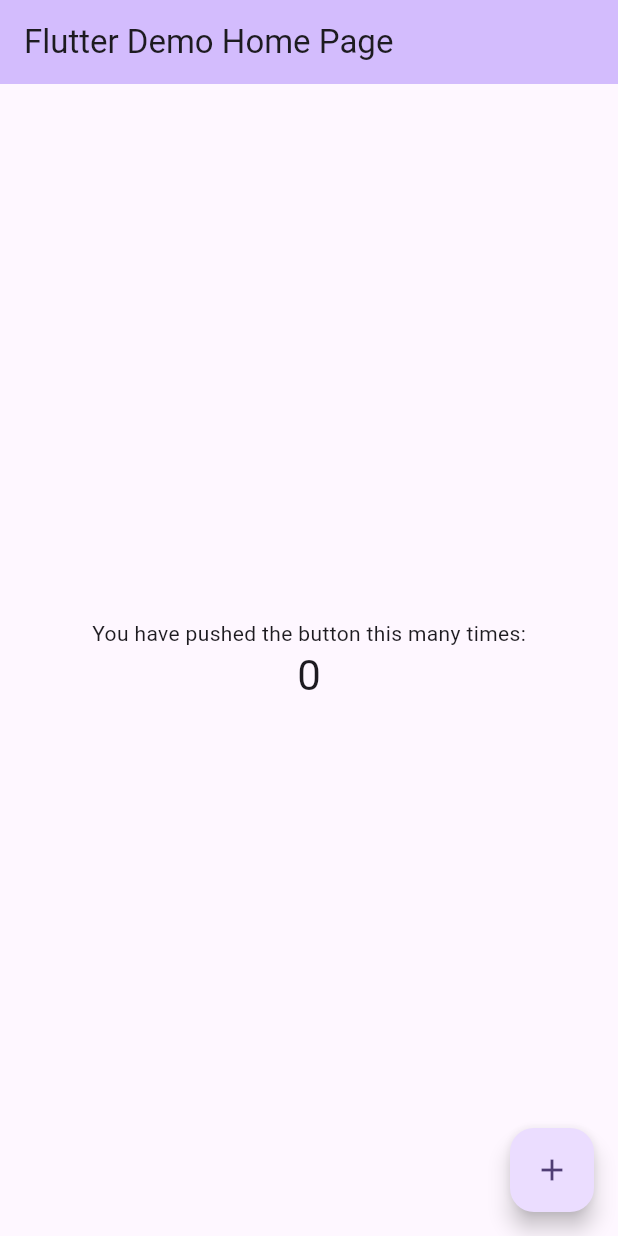
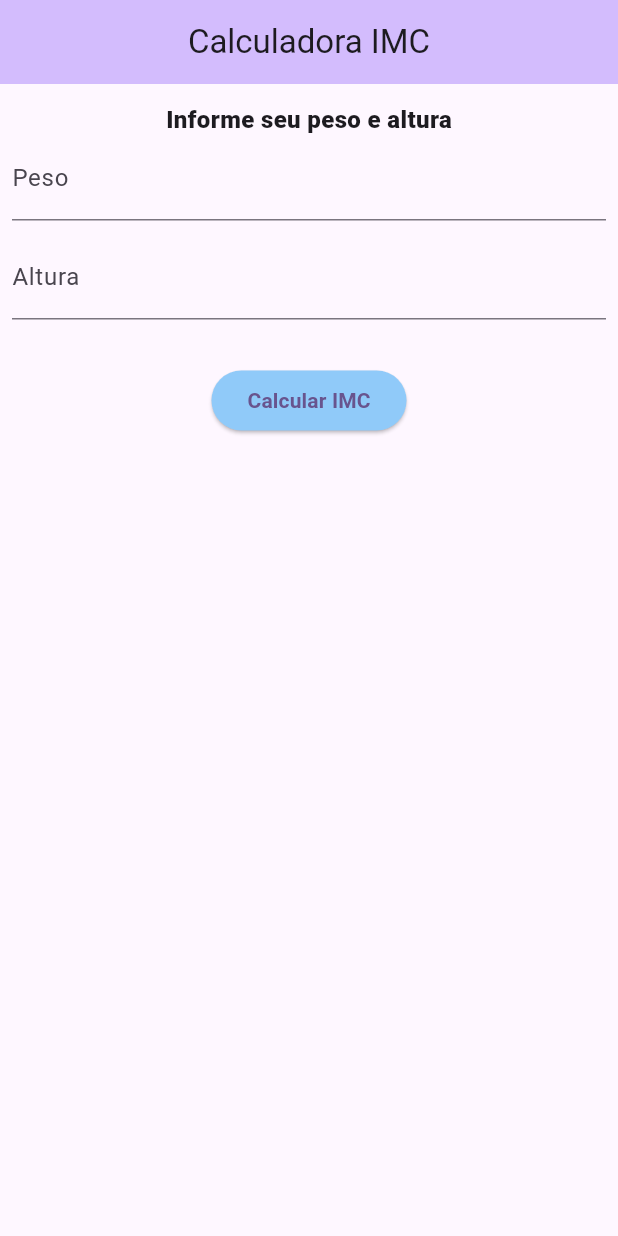
Before and after one commit to guilhermevanzinhoffmann/calculadora_imc_app, a Flutter app: the screen it shows after launch, on a phone screen of 412 x 824 dp. Run offline on Flutter 3.47's test engine with Material 2 defaults, Android fonts, the phone set to English and light mode, and no system bars.

Commit message:
feat: app para calcular imc concluído

```diff
--- a/lib/main.dart
+++ b/lib/main.dart
@@ -1,3 +1,4 @@
+import 'package:calculadora_imc_app/pages/home_page.dart';
 import 'package:flutter/material.dart';
 
 void main() {
@@ -11,115 +12,13 @@ class MyApp extends StatelessWidget {
   @override
   Widget build(BuildContext context) {
     return MaterialApp(
-      title: 'Flutter Demo',
+      debugShowCheckedModeBanner: false,
+      title: 'Calculadora IMC',
       theme: ThemeData(
-        // This is the theme of your application.
-        //
-        // TRY THIS: Try running your application with "flutter run". You'll see
-        // the application has a blue toolbar. Then, without quitting the app,
-        // try changing the seedColor in the colorScheme below to Colors.green
-        // and then invoke "hot reload" (save your changes or press the "hot
-        // reload" button in a Flutter-supported IDE, or press "r" if you used
-        // the command line to start the app).
-        //
-        // Notice that the counter didn't reset back to zero; the application
-        // state is not lost during the reload. To reset the state, use hot
-        // restart instead.
-        //
-        // This works for code too, not just values: Most code changes can be
-        // tested with just a hot reload.
         colorScheme: ColorScheme.fromSeed(seedColor: Colors.deepPurple),
         useMaterial3: true,
       ),
-      home: const MyHomePage(title: 'Flutter Demo Home Page'),
+      home: const HomePage(title: 'Calculadora IMC'),
     );
   }
 }
-
-class MyHomePage extends StatefulWidget {
-  const MyHomePage({super.key, required this.title});
-
-  // This widget is the home page of your application. It is stateful, meaning
-  // that it has a State object (defined below) that contains fields that affect
-  // how it looks.
-
-  // This class is the configuration for the state. It holds the values (in this
-  // case the title) provided by the parent (in this case the App widget) and
-  // used by the build method of the State. Fields in a Widget subclass are
-  // always marked "final".
-
-  final String title;
-
-  @override
-  State<MyHomePage> createState() => _MyHomePageState();
-}
-
-class _MyHomePageState extends State<MyHomePage> {
-  int _counter = 0;
-
-  void _incrementCounter() {
-    setState(() {
-      // This call to setState tells the Flutter framework that something has
-      // changed in this State, which causes it to rerun the build method below
-      // so that the display can reflect the updated values. If we changed
-      // _counter without calling setState(), then the build method would not be
-      // called again, and so nothing would appear to happen.
-      _counter++;
-    });
-  }
-
-  @override
-  Widget build(BuildContext context) {
-    // This method is rerun every time setState is called, for instance as done
-    // by the _incrementCounter method above.
-    //
-    // The Flutter framework has been optimized to make rerunning build methods
-    // fast, so that you can just rebuild anything that needs updating rather
-    // than having to individually change instances of widgets.
-    return Scaffold(
-      appBar: AppBar(
-        // TRY THIS: Try changing the color here to a specific color (to
-        // Colors.amber, perhaps?) and trigger a hot reload to see the AppBar
-        // change color while the other colors stay the same.
-        backgroundColor: Theme.of(context).colorScheme.inversePrimary,
-        // Here we take the value from the MyHomePage object that was created by
-        // the App.build method, and use it to set our appbar title.
-        title: Text(widget.title),
-      ),
-      body: Center(
-        // Center is a layout widget. It takes a single child and positions it
-        // in the middle of the parent.
-        child: Column(
-          // Column is also a layout widget. It takes a list of children and
-          // arranges them vertically. By default, it sizes itself to fit its
-          // children horizontally, and tries to be as tall as its parent.
-          //
-          // Column has various properties to control how it sizes itself and
-          // how it positions its children. Here we use mainAxisAlignment to
-          // center the children vertically; the main axis here is the vertical
-          // axis because Columns are vertical (the cross axis would be
-          // horizontal).
-          //
-          // TRY THIS: Invoke "debug painting" (choose the "Toggle Debug Paint"
-          // action in the IDE, or press "p" in the console), to see the
-          // wireframe for each widget.
-          mainAxisAlignment: MainAxisAlignment.center,
-          children: <Widget>[
-            const Text(
-              'You have pushed the button this many times:',
-            ),
-            Text(
-              '$_counter',
-              style: Theme.of(context).textTheme.headlineMedium,
-            ),
-          ],
-        ),
-      ),
-      floatingActionButton: FloatingActionButton(
-        onPressed: _incrementCounter,
-        tooltip: 'Increment',
-        child: const Icon(Icons.add),
-      ), // This trailing comma makes auto-formatting nicer for build methods.
-    );
-  }
-}
--- /dev/null
+++ b/lib/models/dados.dart
@@ -0,0 +1,10 @@
+class Dados {
+  final String _peso;
+  final String _altura;
+
+  const Dados(this._peso, this._altura);
+
+  String get peso => _peso.trim();
+
+  String get altura => _altura.trim();
+}
--- /dev/null
+++ b/lib/pages/home_page.dart
@@ -0,0 +1,81 @@
+import 'package:calculadora_imc_app/models/dados.dart';
+import 'package:calculadora_imc_app/pages/resultado_page.dart';
+import 'package:calculadora_imc_app/widgets/numeric_input.dart';
+import 'package:flutter/material.dart';
+
+class HomePage extends StatefulWidget {
+  final String title;
+
+  const HomePage({super.key, required this.title});
+
+  @override
+  State<HomePage> createState() => _HomePageState();
+}
+
+class _HomePageState extends State<HomePage> {
+  TextEditingController pesoController = TextEditingController(text: "");
+  TextEditingController alturaController = TextEditingController(text: "");
+
+  @override
+  Widget build(BuildContext context) {
+    return Scaffold(
+        appBar: AppBar(
+          backgroundColor: Theme.of(context).colorScheme.inversePrimary,
+          title: Text(widget.title),
+          centerTitle: true,
+        ),
+        body: Padding(
+          padding: const EdgeInsets.symmetric(horizontal: 8, vertical: 12),
+          child: Column(
+            mainAxisAlignment: MainAxisAlignment.start,
+            children: [
+              const Text("Informe seu peso e altura",
+                  style: TextStyle(fontSize: 16, fontWeight: FontWeight.w800)),
+              NumericInput(label: "Peso", controller: pesoController),
+              const SizedBox(
+                height: 10,
+              ),
+              NumericInput(label: "Altura", controller: alturaController),
+              const SizedBox(
+                height: 30,
+              ),
+              ElevatedButton(
+                onPressed: () {
+                  if (pesoController.text.isEmpty) {
+                    ScaffoldMessenger.of(context).showSnackBar(const SnackBar(
+                      content: Text('Peso deve ser informado'),
+                      elevation: 8,
+                      backgroundColor: Colors.red,
+                    ));
+                    return;
+                  }
+                  if (alturaController.text.isEmpty) {
+                    ScaffoldMessenger.of(context).showSnackBar(const SnackBar(
+                      content: Text('Altura deve ser informada'),
+                      elevation: 8,
+                      backgroundColor: Colors.red,
+                    ));
+                    return;
+                  }
+                  var dados = Dados(pesoController.text, alturaController.text);
+                  pesoController.text = "";
+                  alturaController.text = "";
+
+                  Navigator.push(
+                      context,
+                      MaterialPageRoute(
+                          builder: ((context) => ResultadoPage(dados: dados))));
+                },
+                style: ButtonStyle(
+                    backgroundColor:
+                        MaterialStateProperty.all(Colors.blue.shade200)),
+                child: const Text(
+                  "Calcular IMC",
+                  style: TextStyle(fontWeight: FontWeight.w700),
+                ),
+              )
+            ],
+          ),
+        ));
+  }
+}
--- /dev/null
+++ b/lib/widgets/numeric_input.dart
@@ -0,0 +1,25 @@
+import 'package:flutter/material.dart';
+
+class NumericInput extends StatefulWidget {
+  final String label;
+
+  final TextEditingController controller;
+
+  const NumericInput(
+      {super.key, required this.label, required this.controller});
+
+  @override
+  State<NumericInput> createState() => _NumericInputState();
+}
+
+class _NumericInputState extends State<NumericInput> {
+  @override
+  Widget build(BuildContext context) {
+    return TextField(
+      controller: widget.controller,
+      keyboardType:
+          const TextInputType.numberWithOptions(signed: false, decimal: true),
+      decoration: InputDecoration(labelText: widget.label),
+    );
+  }
+}
```
Also changed, not shown: lib/pages/resultado_page.dart (added, +88 -0 lines), lib/services/calculadora_service.dart (added, +35 -0 lines).
